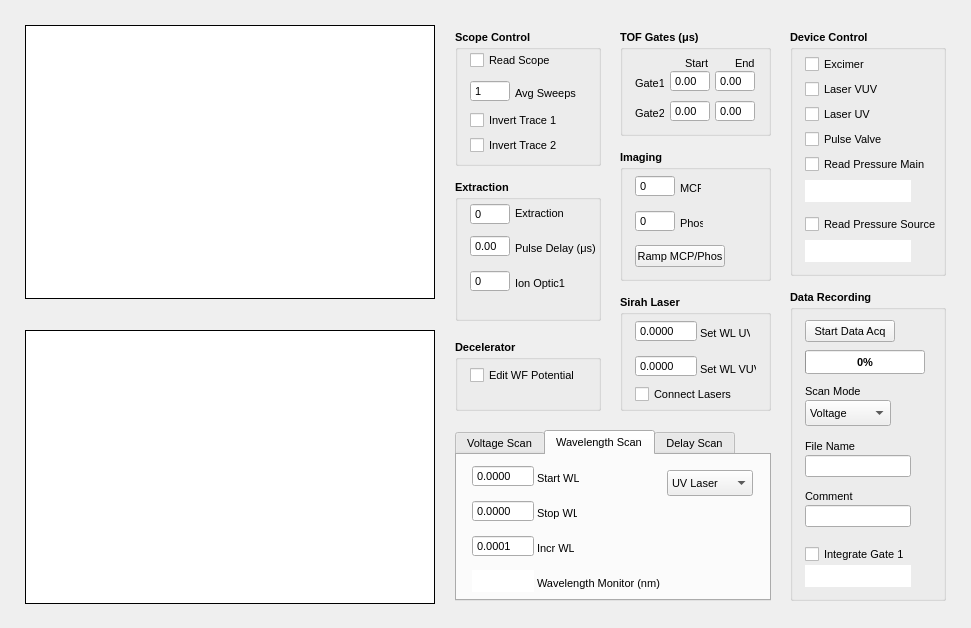
mikekohlhoff/ryexpctl, file rsdgui.ui: the form before one commit.
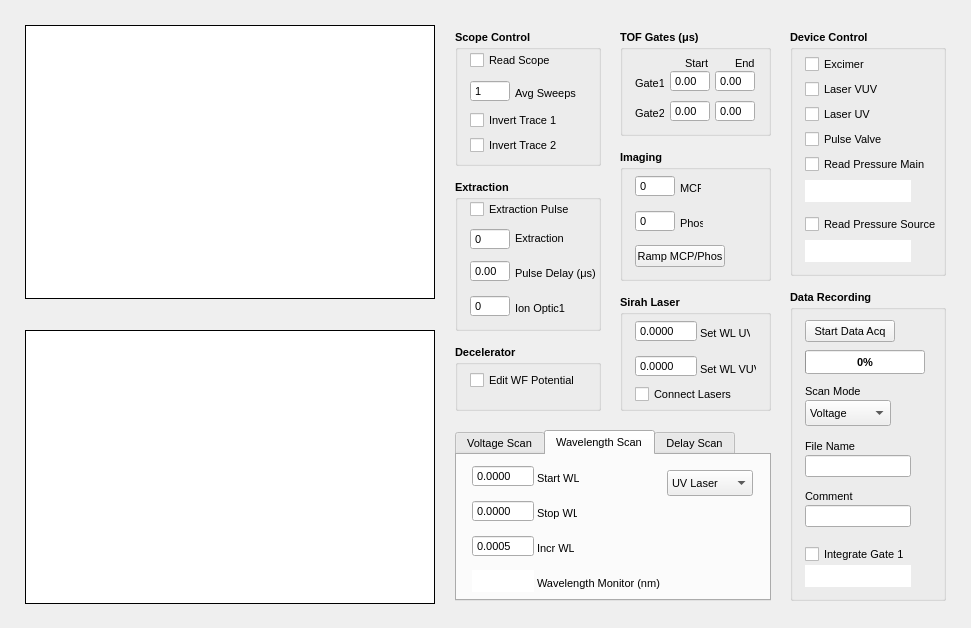
The form after the commit. Custom widgets are drawn as their Qt base class.

What changed in the file:
```diff
--- a/rsdgui.ui
+++ b/rsdgui.ui
@@ -297,7 +297,7 @@
      <x>455</x>
      <y>180</y>
      <width>146</width>
-     <height>141</height>
+     <height>151</height>
     </rect>
    </property>
    <property name="font">
@@ -318,7 +318,7 @@
     <property name="geometry">
      <rect>
       <x>15</x>
-      <y>55</y>
+      <y>80</y>
       <width>40</width>
       <height>22</height>
      </rect>
@@ -367,7 +367,7 @@
     <property name="geometry">
      <rect>
       <x>60</x>
-      <y>60</y>
+      <y>85</y>
       <width>86</width>
       <height>16</height>
      </rect>
@@ -386,7 +386,7 @@
     <property name="geometry">
      <rect>
       <x>60</x>
-      <y>25</y>
+      <y>50</y>
       <width>49</width>
       <height>16</height>
      </rect>
@@ -405,7 +405,7 @@
     <property name="geometry">
      <rect>
       <x>15</x>
-      <y>23</y>
+      <y>48</y>
       <width>40</width>
       <height>22</height>
      </rect>
@@ -457,7 +457,7 @@
     <property name="geometry">
      <rect>
       <x>15</x>
-      <y>90</y>
+      <y>115</y>
       <width>40</width>
       <height>22</height>
      </rect>
@@ -509,7 +509,7 @@
     <property name="geometry">
      <rect>
       <x>60</x>
-      <y>95</y>
+      <y>120</y>
       <width>56</width>
       <height>16</height>
      </rect>
@@ -524,6 +524,26 @@
      <string>Ion Optic1</string>
     </property>
    </widget>
+   <widget class="QCheckBox" name="chk_ExtractionPulse">
+    <property name="geometry">
+     <rect>
+      <x>15</x>
+      <y>20</y>
+      <width>116</width>
+      <height>18</height>
+     </rect>
+    </property>
+    <property name="font">
+     <font>
+      <pointsize>8</pointsize>
+      <weight>50</weight>
+      <bold>false</bold>
+     </font>
+    </property>
+    <property name="text">
+     <string>Extraction Pulse</string>
+    </property>
+   </widget>
   </widget>
   <widget class="QGroupBox" name="groupBox_DataAcq">
    <property name="geometry">
@@ -2244,7 +2264,7 @@
       <double>0.000100000000000</double>
      </property>
      <property name="value">
-      <double>0.000100000000000</double>
+      <double>0.000500000000000</double>
      </property>
     </widget>
     <widget class="QLabel" name="label_22">
@@ -2850,9 +2870,9 @@
    <property name="geometry">
     <rect>
      <x>455</x>
-     <y>340</y>
+     <y>345</y>
      <width>146</width>
-     <height>71</height>
+     <height>66</height>
     </rect>
    </property>
    <property name="font">
```
Left out of the diff: 6 changed lines with no effect on the pictures.
